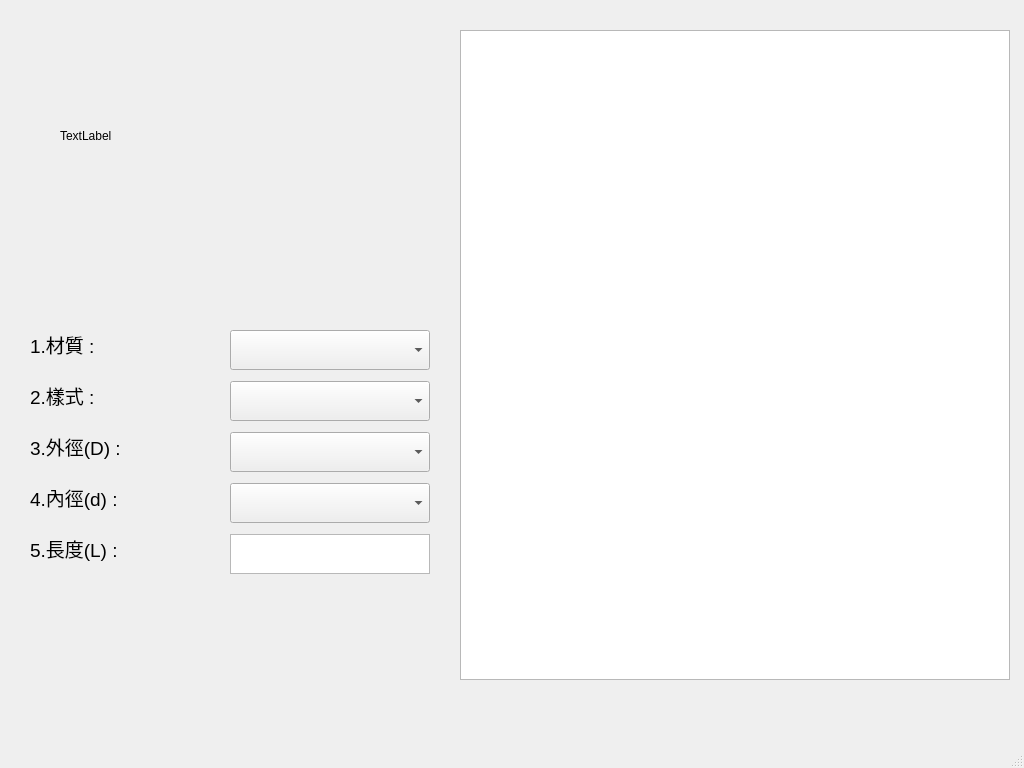
Old version of the form resources/materialCalculationView.ui in the repository Chia-Peng/HungPoERP.
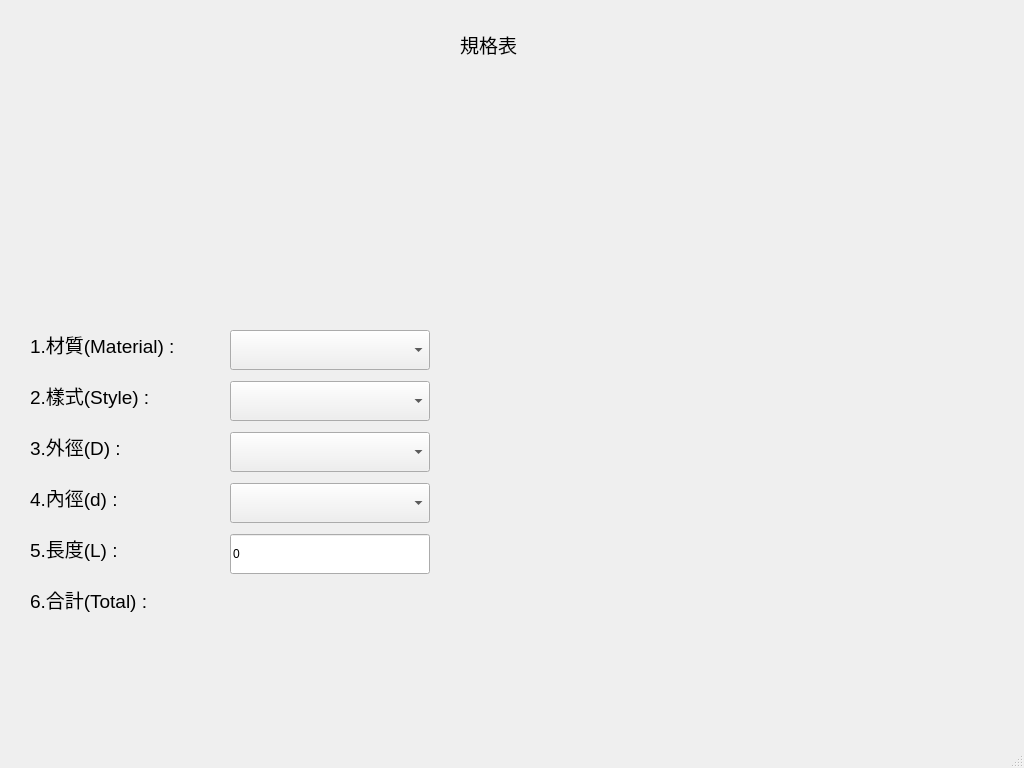
New version of the form.

Commit message: Add styleimage and ComboBox calculate Update materialCalculationView

```diff
--- a/resources/materialCalculationView.ui
+++ b/resources/materialCalculationView.ui
@@ -26,14 +26,14 @@
     <widget class="QLabel" name="label">
      <property name="geometry">
       <rect>
-       <x>30</x>
-       <y>20</y>
-       <width>281</width>
-       <height>171</height>
+       <x>0</x>
+       <y>0</y>
+       <width>400</width>
+       <height>300</height>
       </rect>
      </property>
      <property name="text">
-      <string>TextLabel</string>
+      <string/>
      </property>
     </widget>
    </widget>
@@ -70,7 +70,7 @@
        </font>
       </property>
       <property name="text">
-       <string>&lt;html&gt;&lt;head/&gt;&lt;body&gt;&lt;p&gt;1.材質 :&lt;/p&gt;&lt;/body&gt;&lt;/html&gt;</string>
+       <string>1.材質(Material) :</string>
       </property>
       <property name="alignment">
        <set>Qt::AlignLeading|Qt::AlignLeft|Qt::AlignTop</set>
@@ -91,7 +91,7 @@
        </font>
       </property>
       <property name="text">
-       <string>&lt;html&gt;&lt;head/&gt;&lt;body&gt;&lt;p&gt;2.樣式 :&lt;/p&gt;&lt;/body&gt;&lt;/html&gt;</string>
+       <string>2.樣式(Style) :</string>
       </property>
       <property name="alignment">
        <set>Qt::AlignLeading|Qt::AlignLeft|Qt::AlignTop</set>
@@ -154,7 +154,28 @@
        </font>
       </property>
       <property name="text">
-       <string>&lt;html&gt;&lt;head/&gt;&lt;body&gt;&lt;p&gt;5.長度(L) :&lt;/p&gt;&lt;/body&gt;&lt;/html&gt;</string>
+       <string>5.長度(L) :</string>
+      </property>
+      <property name="alignment">
+       <set>Qt::AlignLeading|Qt::AlignLeft|Qt::AlignTop</set>
+      </property>
+     </widget>
+     <widget class="QLabel" name="label_8">
+      <property name="geometry">
+       <rect>
+        <x>0</x>
+        <y>255</y>
+        <width>200</width>
+        <height>50</height>
+       </rect>
+      </property>
+      <property name="font">
+       <font>
+        <pointsize>14</pointsize>
+       </font>
+      </property>
+      <property name="text">
+       <string>6.合計(Total) :</string>
       </property>
       <property name="alignment">
        <set>Qt::AlignLeading|Qt::AlignLeft|Qt::AlignTop</set>
@@ -190,17 +211,7 @@
        </rect>
       </property>
      </widget>
-     <widget class="QTextEdit" name="textEdit">
-      <property name="geometry">
-       <rect>
-        <x>0</x>
-        <y>204</y>
-        <width>200</width>
-        <height>40</height>
-       </rect>
-      </property>
-     </widget>
-     <widget class="QComboBox" name="comboBox_3">
+     <widget class="QComboBox" name="cboStyle_D">
       <property name="geometry">
        <rect>
         <x>0</x>
@@ -220,6 +231,46 @@
        </rect>
       </property>
      </widget>
+     <widget class="QLabel" name="label_Total">
+      <property name="geometry">
+       <rect>
+        <x>0</x>
+        <y>255</y>
+        <width>200</width>
+        <height>40</height>
+       </rect>
+      </property>
+      <property name="font">
+       <font>
+        <pointsize>14</pointsize>
+       </font>
+      </property>
+      <property name="text">
+       <string/>
+      </property>
+      <property name="alignment">
+       <set>Qt::AlignLeading|Qt::AlignLeft|Qt::AlignTop</set>
+      </property>
+     </widget>
+     <widget class="QLineEdit" name="lineEdit_L">
+      <property name="geometry">
+       <rect>
+        <x>0</x>
+        <y>204</y>
+        <width>200</width>
+        <height>40</height>
+       </rect>
+      </property>
+      <property name="text">
+       <string>0</string>
+      </property>
+     </widget>
+     <zorder>lineEdit_L</zorder>
+     <zorder>cboStyle_d</zorder>
+     <zorder>cboStyle</zorder>
+     <zorder>cboStyle_D</zorder>
+     <zorder>cboMaterial</zorder>
+     <zorder>label_Total</zorder>
     </widget>
    </widget>
    <widget class="QWidget" name="widget_3" native="true">
@@ -231,7 +282,7 @@
       <height>650</height>
      </rect>
     </property>
-    <widget class="QListView" name="listView">
+    <widget class="QLabel" name="label_7">
      <property name="geometry">
       <rect>
        <x>0</x>
@@ -240,6 +291,17 @@
        <height>650</height>
       </rect>
      </property>
+     <property name="font">
+      <font>
+       <pointsize>14</pointsize>
+      </font>
+     </property>
+     <property name="text">
+      <string>規格表</string>
+     </property>
+     <property name="alignment">
+      <set>Qt::AlignLeading|Qt::AlignLeft|Qt::AlignTop</set>
+     </property>
     </widget>
    </widget>
   </widget>
```
Left out of the diff: 18 changed lines with no effect on the pictures. The commit also changes 3 other files.
